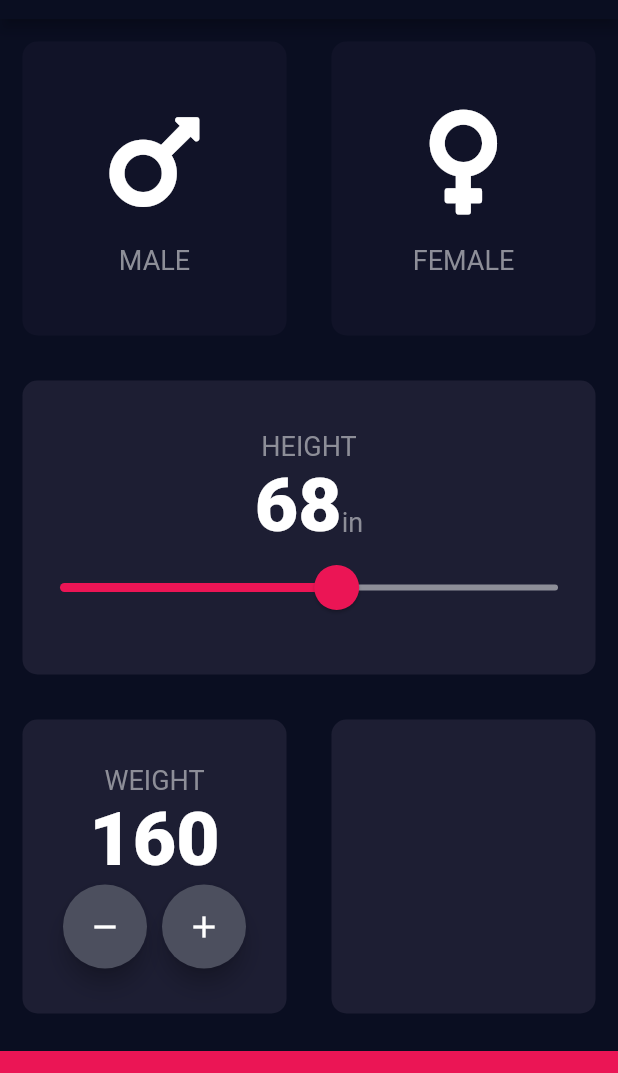
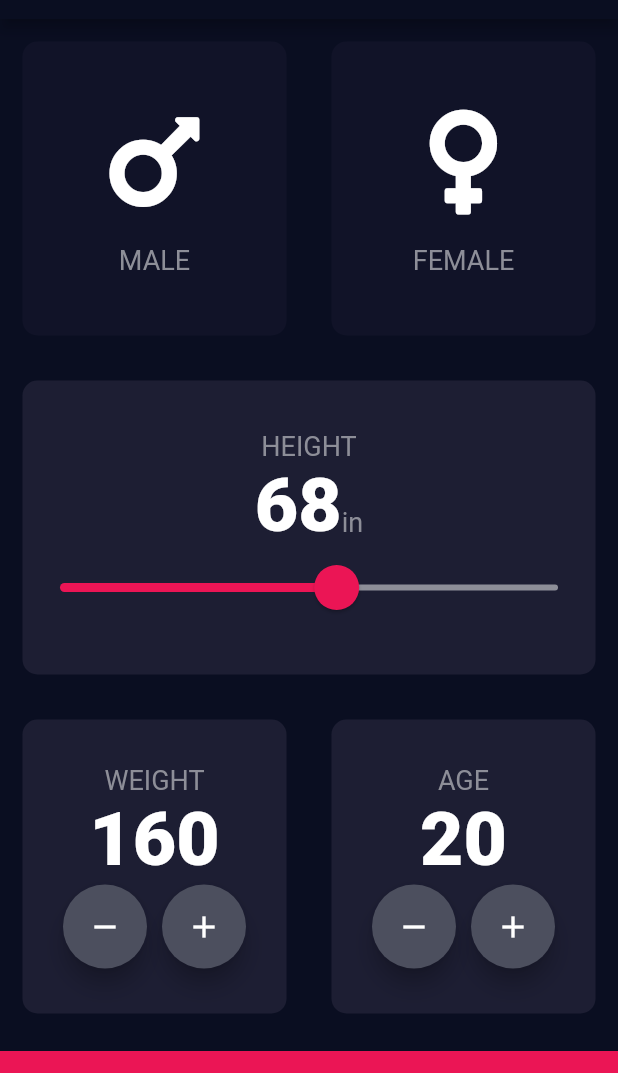
Before and after one commit to jesse-dahl/flutter-bmi-calculator, a Flutter app: the screen it shows after launch, on a phone screen of 412 x 824 dp, the part 65-1138 px from its top. Run offline on Flutter 3.47's test engine with Material 2 defaults, Android fonts, the phone set to English and light mode, and no system bars; our stand-ins replace font_awesome_flutter.

Commit message:
added the age card

```diff
--- a/lib/input-page.dart
+++ b/lib/input-page.dart
@@ -19,6 +19,7 @@ class _InputPageState extends State<InputPage> {
   Gender selectedGender;
   int height = 68;
   int weight = 160;
+  int age = 20;
 
   @override
   Widget build(BuildContext context) {
@@ -144,7 +145,7 @@ class _InputPageState extends State<InputPage> {
                             ),
 
                             SizedBox(
-                              width: 10,
+                              width: 10.0,
                             ),
 
                             RoundIconButton(
@@ -164,7 +165,54 @@ class _InputPageState extends State<InputPage> {
                 ),
 
                 Expanded(
-                  child: ReusableCard(colour: activeCardColour,),
+                  child: ReusableCard(
+                    colour: activeCardColour,
+                    cardChild: Column(
+                      mainAxisAlignment: MainAxisAlignment.center,
+                      children: <Widget>[
+
+                        Text(
+                          "AGE",
+                          style: labelTextStyle,
+                        ),
+
+                        Text(
+                          age.toString(),
+                          style: numberTextStyle,
+                        ),
+
+                        Row(
+                          mainAxisAlignment: MainAxisAlignment.center,
+                          children: <Widget>[
+
+                            RoundIconButton(
+                              icon: Icons.remove,
+                              onPressed: () {
+                                setState(() {
+                                  age > 1 ? age-- : age = age;
+                                });
+                              },
+                            ),
+
+                            SizedBox(
+                              width: 10.0,
+                            ),
+
+                            RoundIconButton(
+                              icon: Icons.add,
+                              onPressed: () {
+                                setState(() {
+                                  age < 100 ? age++ : age = age;
+                                });
+                              },
+                            ),
+
+                          ],
+                        ),
+
+                      ],
+                    ),
+                  ),
                 ),
 
               ],
```
